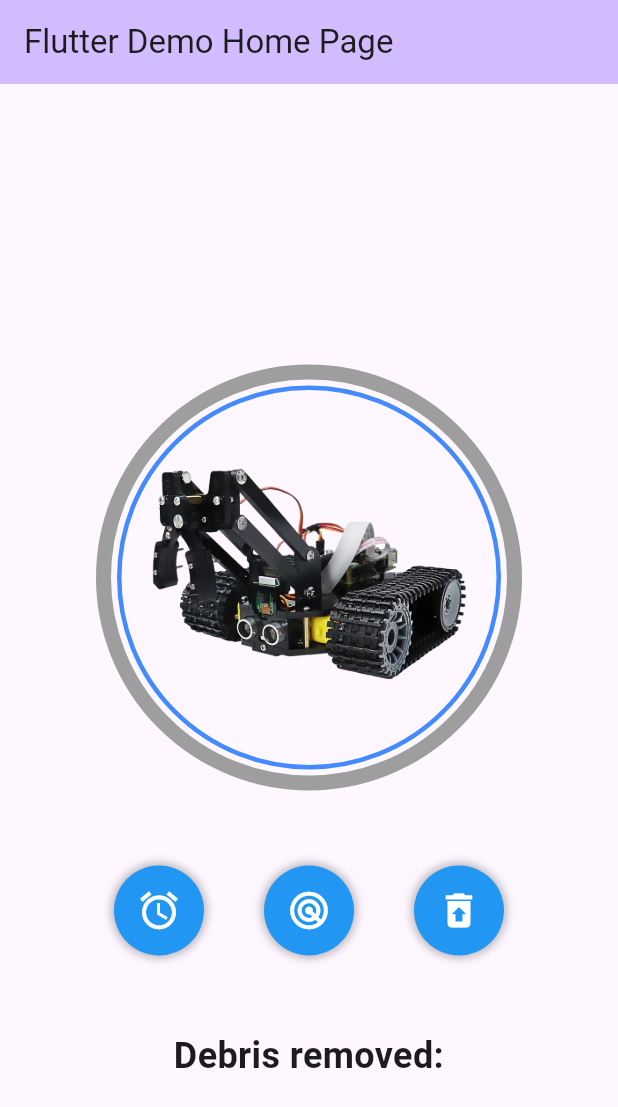
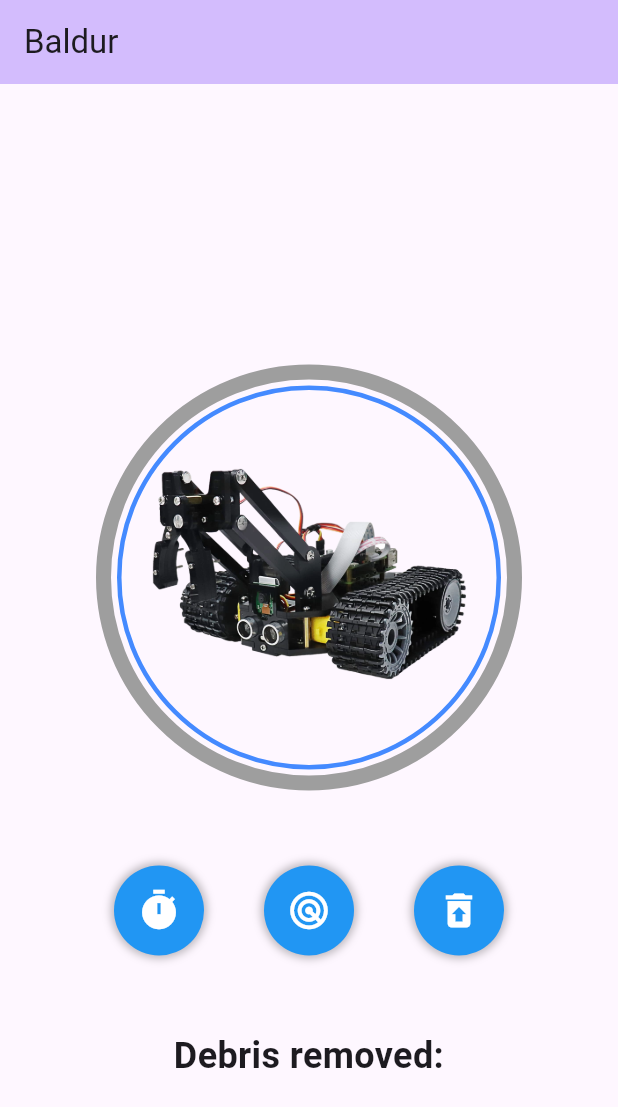
Before and after one commit to KaiFan26/Baldur_App-HackIllinois-, a Flutter app: the screen it shows after launch, on a phone screen of 412 x 824 dp. Shown: the top 1107 px of the screen. Run offline on Flutter 3.47's test engine with Material 3 defaults, Android fonts, the light colour scheme and no system bars.

Commit message:
Timer implementation

```diff
--- a/lib/main.dart
+++ b/lib/main.dart
@@ -1,5 +1,6 @@
 import 'package:flutter/material.dart';
 import 'dart:async';
+import 'package:claw_app/timer.dart';
 
 void main() {
   runApp(const MyApp());
@@ -33,7 +34,7 @@ class MyApp extends StatelessWidget {
         useMaterial3: true,
       ),
       debugShowCheckedModeBanner: false,
-      home: const MyHomePage(title: 'Flutter Demo Home Page'),
+      home: const MyHomePage(title: 'Baldur'),
     );
   }
 }
@@ -57,6 +58,7 @@ class MyHomePage extends StatefulWidget {
 }
 
 class _MyHomePageState extends State<MyHomePage> {
+
   bool isOn = false;
   Timer? timer;
   int currTime = 0;
@@ -74,6 +76,7 @@ class _MyHomePageState extends State<MyHomePage> {
   }
 
   void _toggleTime() {
+
     setState(() {
       isOn = !isOn;  // Toggle the state
       if (isOn) {
@@ -82,30 +85,39 @@ class _MyHomePageState extends State<MyHomePage> {
         timer?.cancel();   // Stop stopwatch when turned off
       }
     });
+
   }
 
   String _displayTime(int seconds) {
+
     int hours = seconds ~/ 3600;
     int minutes = seconds ~/ 60;
     int remainingSeconds = seconds % 60;
     return "${hours.toString().padLeft(2, '0')}:${minutes.toString().padLeft(2, '0')}:${remainingSeconds.toString()
         .padLeft(2, '0')}";
+
   }
 
   String _getTime() {
+
     if (isOn) {
       return "Current Session: \n${_displayTime(currTime)}";
-    } else if (firstTime && !isOn) {
+    }
+    else if (firstTime && !isOn) {
       firstTime = !firstTime;
       return "";
     }
+
     else {
       return "Last Session: \n${_displayTime(currTime)}";
     }
+
   }
 
   Widget _buildRoundButton(IconData icon, Color color, VoidCallback onPressed) {
+
     return GestureDetector(
+
       onTap: onPressed,
       child: Container(
         width: 60,  // Adjust size
@@ -125,6 +137,40 @@ class _MyHomePageState extends State<MyHomePage> {
       ),
     );
   }
+
+
+  Widget _toTimePage(IconData icon, Color color, BuildContext context) {
+
+    return GestureDetector(
+    onTap: () {
+      Navigator.push(
+        context,
+        MaterialPageRoute(builder: (context) => const MyTimePage(title: 'Timer Page')),
+      );
+    },
+
+      child: Container(
+        width: 60,  // Adjust size
+        height: 60,
+        decoration: BoxDecoration(
+        shape: BoxShape.circle,
+        color: color,
+        boxShadow: [
+        BoxShadow(
+        color: Colors.black26,
+        blurRadius: 4,
+        spreadRadius: 2,
+        ),
+        ],
+        ),
+        child: Icon(icon, color: Colors.white, size: 30),
+        ),
+    );
+
+  }
+
+
+
 
   @override
   Widget build(BuildContext context) {
@@ -205,8 +251,7 @@ class _MyHomePageState extends State<MyHomePage> {
             Row(
               mainAxisAlignment: MainAxisAlignment.center,
               children: [
-                _buildRoundButton(Icons.alarm, Colors.blue, () {
-                }),
+                _toTimePage(Icons.timer, Colors.blue, context),
                 SizedBox(width: 40),  // Space between buttons
                 _buildRoundButton(Icons.radar, Colors.blue, () {
                 }),
```
Also changed, not shown: lib/hours.dart (added, +24 -0 lines), lib/minutes.dart (added, +24 -0 lines), lib/seconds.dart (added, +24 -0 lines), lib/tile.dart (added, +13 -0 lines), lib/timer.dart (added, +62 -0 lines).
